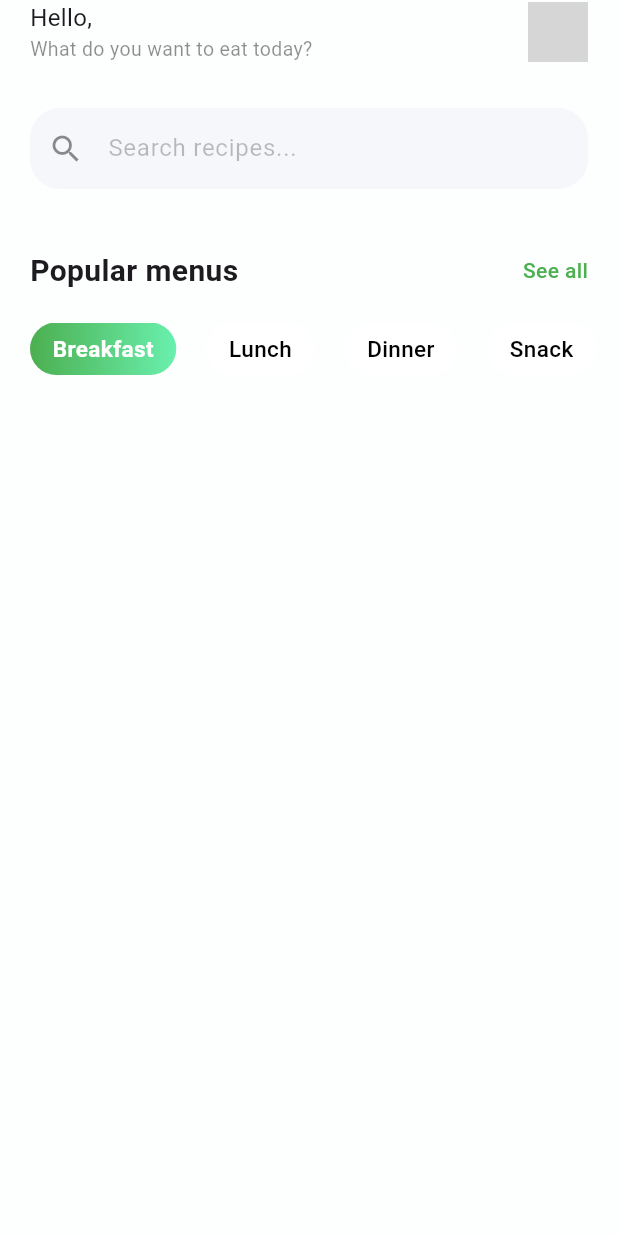
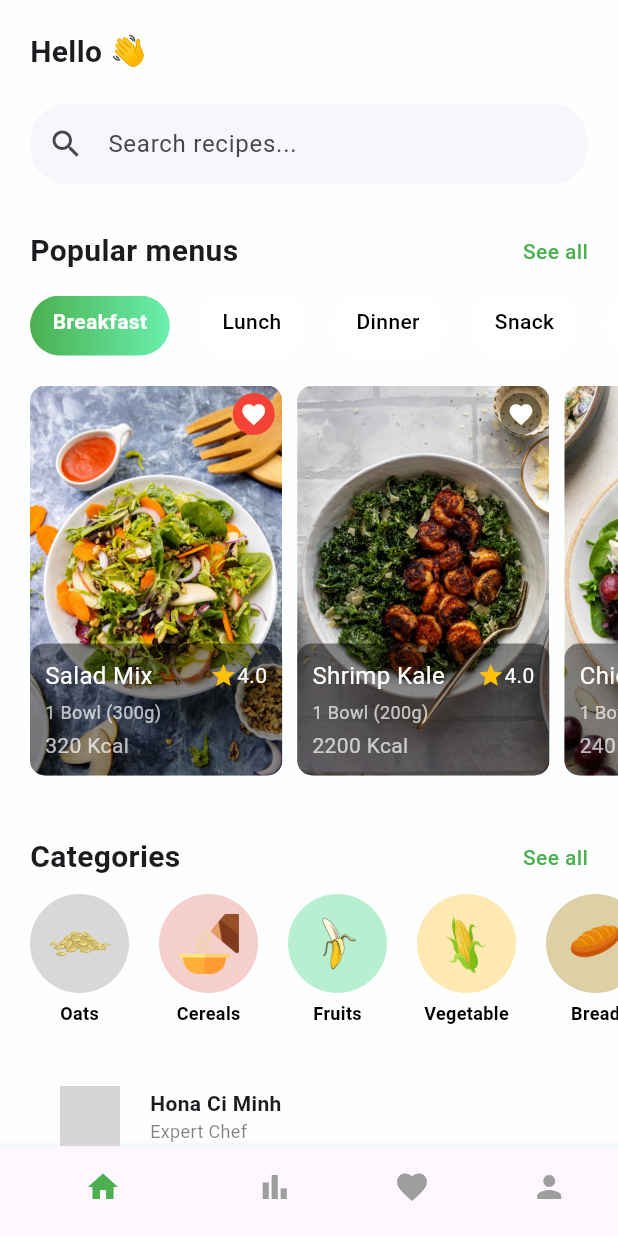
Before and after one commit to Mke5/FoodRecipe, a Flutter app: the screen it shows after launch, after a tap on "Get Started", on a phone screen of 412 x 824 dp. Run offline on Flutter 3.47's test engine with Material 3 defaults, Android fonts, the phone set to English and light mode, and no system bars; network calls fail; grey boxes are pictures that could not be loaded.

Commit message:
home screen update

```diff
--- a/lib/models/recipe_models.dart
+++ b/lib/models/recipe_models.dart
@@ -6,17 +6,17 @@ List<String> menuItems = [
   'Cheat Menu',
 ];
 
-class RecipeItems {
-  final String image, name, woner, wonerName, reviews;
+class RecipeModel {
+  final String image, name, owner, ownerName, reviews;
   final int carb;
   final double rate;
   final int calorie, fat, protein, weight;
   final bool fav;
 
-  RecipeItems({
+  RecipeModel({
     required this.image,
-    required this.wonerName,
-    required this.woner,
+    required this.ownerName,
+    required this.owner,
     required this.name,
     required this.fav,
     required this.reviews,
@@ -29,11 +29,11 @@ class RecipeItems {
   });
 }
 
-List<RecipeItems> recipeItems = [
-  RecipeItems(
-    woner:
+List<RecipeModel> recipeItems = [
+  RecipeModel(
+    owner:
         "https://www.befunky.com/images/wp/wp-2021-01-linkedin-profile-picture-after.jpg?auto=avif,webp&format=jpg&width=944",
-    wonerName: "Natasha Evelyn",
+    ownerName: "Natasha Evelyn",
     image: 'assets/food-recipe/sald-mix.png',
     name: 'Salad Mix',
     rate: 4,
@@ -45,10 +45,10 @@ List<RecipeItems> recipeItems = [
     fav: true,
     carb: 30,
   ),
-  RecipeItems(
-    woner:
+  RecipeModel(
+    owner:
         "https://plus.unsplash.com/premium_photo-1676660359316-273bb172a0df?fm=jpg&q=60&w=3000&ixlib=rb-4.0.3&ixid=M3wxMjA3fDB8MHxzZWFyY2h8MXx8d29tYW4lMjBwcm9maWxlfGVufDB8fDB8fHww",
-    wonerName: "Natasha Evelyn",
+    ownerName: "Natasha Evelyn",
     image: 'assets/food-recipe/Shrimp Kale.png',
     name: 'Shrimp Kale',
     rate: 4,
@@ -61,10 +61,10 @@ List<RecipeItems> recipeItems = [
     carb: 15,
   ),
 
-  RecipeItems(
-    woner:
+  RecipeModel(
+    owner:
         "https://img.freepik.com/free-photo/portrait-man-laughing_23-2148859448.jpg?size=338&ext=jpg&ga=GA1.1.1819120589.1728086400&semt=ais_hybrid",
-    wonerName: "",
+    ownerName: "",
     image: 'assets/food-recipe/ckicken-salad.png',
     name: 'Chicken Salad',
     rate: 4.3,
@@ -76,12 +76,12 @@ List<RecipeItems> recipeItems = [
     protein: 15,
     carb: 15,
   ),
-  RecipeItems(
+  RecipeModel(
     image: 'assets/food-recipe/mushroom salad.png',
     name: 'Mushroom salad',
     rate: 5.0,
-    wonerName: "Mr/Ms Mushroom",
-    woner:
+    ownerName: "Mr/Ms Mushroom",
+    owner:
         "https://expertphotography.b-cdn.net/wp-content/uploads/2018/10/cool-profile-pictures-retouching-1.jpg",
     fav: true,
     weight: 200,
@@ -91,31 +91,31 @@ List<RecipeItems> recipeItems = [
     protein: 15,
     carb: 15,
   ),
-  RecipeItems(
+  RecipeModel(
     image: 'assets/food-recipe/grilled-chicken-salad.jpg',
     name: 'Grilled Chicken Salad',
     rate: 4.5,
     fav: true,
-    woner:
+    ownerName: "Ramesh Shahi",
+    owner:
         "https://images.pexels.com/photos/697509/pexels-photo-697509.jpeg?cs=srgb&dl=pexels-andrewpersonaltraining-697509.jpg&fm=jpg",
     weight: 400,
     calorie: 420,
-    wonerName: "Ramesh Shahi",
     reviews: "50",
     fat: 50,
     protein: 30,
     carb: 15,
   ),
-  RecipeItems(
+  RecipeModel(
     image: 'assets/food-recipe/thai salad.png',
     name: 'Thai Salad',
     rate: 4.9,
     fav: false,
     reviews: '52',
-    wonerName: "Hari Prasad",
-    weight: 200,
-    calorie: 120,
-    woner:
+    ownerName: "Hari Prasad",
+    calorie: 450,
+    weight: 400,
+    owner:
         "https://encrypted-tbn0.gstatic.com/images?q=tbn:ANd9GcTvJaoIeJQU_V9rL_ZII61whWyqSFbmMgTgwQ&s",
     fat: 50,
     protein: 16,
--- a/lib/views/home_screen_recipe.dart
+++ b/lib/views/home_screen_recipe.dart
@@ -1,7 +1,12 @@
-import 'package:flutter/cupertino.dart';
 import 'package:flutter/material.dart';
 import 'package:foodrecipe/constants/constants.dart';
+import 'package:foodrecipe/models/categories_recipe.dart';
 import 'package:foodrecipe/models/recipe_models.dart';
+import 'package:foodrecipe/widgets/chef_card.dart';
+import 'package:foodrecipe/widgets/menu_selector.dart';
+import 'package:foodrecipe/widgets/recipe_card.dart';
+import 'package:foodrecipe/widgets/search_field.dart';
+import 'package:foodrecipe/widgets/section_header.dart';
 
 class HomeScreenRecipe extends StatefulWidget {
   const HomeScreenRecipe({super.key});
@@ -11,172 +16,128 @@ class HomeScreenRecipe extends StatefulWidget {
 }
 
 class _HomeScreenRecipeState extends State<HomeScreenRecipe> {
-  int selectedIndex = 0;
+  int selectedMenu = 0;
   int selectedPage = 0;
-  List<IconData> icons = [
-    Icons.home,
-    Icons.bar_chart_rounded,
-    Icons.favorite,
-    Icons.person_outline_rounded,
-  ];
+
   @override
   Widget build(BuildContext context) {
     return Scaffold(
       backgroundColor: recipeAppBackgroundColor,
+
       body: SafeArea(
-        child: Column(
+        child: ListView(
           children: [
-            headerParts(),
-            const SizedBox(height: 30),
-            searchField(),
-            const SizedBox(height: 40),
-            Padding(
-              padding: const EdgeInsets.symmetric(horizontal: 20),
-              child: Row(
-                mainAxisAlignment: MainAxisAlignment.spaceBetween,
-                children: [
-                  Text(
-                    "Popular menus",
-                    style: TextStyle(
-                      fontSize: 20,
-                      fontWeight: FontWeight.w600,
-                    ), // TextStyle
-                  ), //Text
-                  Text(
-                    "See all",
-                    style: TextStyle(
-                      fontSize: 14,
-                      color: Colors.green,
-                      fontWeight: FontWeight.w500,
-                    ), // TextStyle
-                  ), //Text
-                ],
-              ), // Row
-            ), // Padding
             const SizedBox(height: 20),
-            SingleChildScrollView(
-              scrollDirection: Axis.horizontal,
-              child: Row(
-                children: [
-                  ...List.generate(
-                    menuItems.length,
-                    (index) => Padding(
-                      padding: EdgeInsets.only(left: 20),
-                      child: GestureDetector(
-                        onTap: () {},
-                        child: Container(
-                          padding: EdgeInsets.symmetric(
-                            horizontal: 15,
-                            vertical: 7,
-                          ),
-                          decoration: BoxDecoration(
-                            borderRadius: BorderRadius.circular(20),
-                            gradient: LinearGradient(
-                              colors: [
-                                selectedIndex == index
-                                    ? Colors.green
-                                    : Colors.white,
-                                selectedIndex == index
-                                    ? Colors.greenAccent
-                                    : Colors.white,
-                              ],
-                            ), // LinearGradient
-                          ), // BoxDecoration
+
+            const Padding(
+              padding: EdgeInsets.symmetric(horizontal: 20),
               child: Text(
-                            menuItems[index],
-                            style: TextStyle(
-                              fontSize: 15,
-                              fontWeight: selectedIndex == index
-                                  ? FontWeight.bold
-                                  : FontWeight.w500,
-                              color: selectedIndex == index
-                                  ? Colors.white
-                                  : Colors.black,
+                "Hello 👋",
+                style: TextStyle(fontSize: 20, fontWeight: FontWeight.bold),
               ),
             ),
-                        ), // Container
-                      ), // GestureDetector
-                    ), // Padding
-                  ), // List.Generate
-                ],
-              ), // Row
-            ), // SingleChildScrollView
-          ],
-        ), // Column
-      ), // SafeArea
-    );
-  }
 
-  Padding searchField() {
-    return Padding(
-      padding: const EdgeInsets.symmetric(horizontal: 20),
-      child: Container(
-        decoration: BoxDecoration(
-          borderRadius: const BorderRadius.all(Radius.circular(20)),
-          color: searchBarColor,
+            const SizedBox(height: 20),
+
+            const SearchField(),
+
+            const SizedBox(height: 30),
+
+            const SectionHeader(title: "Popular menus"),
+
+            const SizedBox(height: 15),
+
+            MenuSelector(
+              selectedIndex: selectedMenu,
+              onTap: (index) {
+                setState(() {
+                  selectedMenu = index;
+                });
+              },
             ),
-        child: const TextField(
-          decoration: InputDecoration(
-            hintText: "Search recipes...",
-            hintStyle: TextStyle(color: Colors.black26),
-            contentPadding: EdgeInsets.symmetric(vertical: 15),
-            prefixIcon: Icon(Icons.search, color: Colors.black45),
-            border: InputBorder.none,
+
+            const SizedBox(height: 20),
+
+            SizedBox(
+              height: 260,
+              child: ListView.builder(
+                scrollDirection: Axis.horizontal,
+                itemCount: recipeItems.length,
+                itemBuilder: (context, index) {
+                  final recipe = recipeItems[index];
+
+                  return RecipeCard(recipe: recipe, index: index);
+                },
               ),
             ),
+
+            const SizedBox(height: 40),
+
+            const SectionHeader(title: "Categories"),
+
+            const SizedBox(height: 10),
+            categoryItems(),
+            const ChefCard(),
+          ],
+        ),
+      ),
+
+      bottomNavigationBar: BottomNavigationBar(
+        currentIndex: selectedPage,
+        onTap: (index) {
+          setState(() {
+            selectedPage = index;
+          });
+        },
+        selectedItemColor: Colors.green,
+        unselectedItemColor: Colors.grey,
+        showSelectedLabels: false,
+        showUnselectedLabels: false,
+        items: const [
+          BottomNavigationBarItem(icon: Icon(Icons.home), label: ""),
+          BottomNavigationBarItem(icon: Icon(Icons.bar_chart), label: ""),
+          BottomNavigationBarItem(icon: Icon(Icons.favorite), label: ""),
+          BottomNavigationBarItem(icon: Icon(Icons.person), label: ""),
+        ],
       ),
     );
   }
 
-  Padding headerParts() {
-    return Padding(
-      padding: const EdgeInsets.symmetric(horizontal: 20),
+  SingleChildScrollView categoryItems() {
+    return SingleChildScrollView(
+      scrollDirection: Axis.horizontal,
       child: Row(
+        children: List.generate(
+          recipeCategory.length,
+          (index) => Padding(
+            padding: index == 0
+                ? EdgeInsets.only(left: 20, right: 20)
+                : EdgeInsets.only(right: 20),
+            child: Column(
               children: [
-          const Expanded(
-            child: Text.rich(
-              TextSpan(
-                children: [
-                  TextSpan(text: "Hello, \n", style: TextStyle(fontSize: 16)),
-                  TextSpan(
-                    text: "What do you want to eat today?",
-                    style: TextStyle(fontSize: 13, color: Colors.black45),
+                CircleAvatar(
+                  radius: 33,
+                  backgroundColor: recipeCategory[index].color,
+                  child: Image.asset(
+                    recipeCategory[index].image,
+                    height: 40,
+                    width: 40,
                   ),
+                ), // CircleAvatar
+                SizedBox(height: 5),
+                Text(
+                  recipeCategory[index].name,
+                  style: TextStyle(
+                    fontSize: 12,
+                    fontWeight: FontWeight.bold,
+                    color: Colors.black,
+                  ), // TextStyle
+                ), // Text
               ],
+            ), // Column
+          ), // Padding
         ),
-            ),
-          ),
-          const SizedBox(width: 10),
-          Stack(
-            children: [
-              const CircleAvatar(
-                radius: 20,
-                backgroundColor: Colors.white,
-                backgroundImage: NetworkImage(
-                  "https://static.vecteezy.com/system/resources/thumbnails/032/176/191/small/business-avatar-profile-black-icon-man-of-user-symbol-in-trendy-flat-style-isolated-on-male-profile-people-diverse-face-for-social-network-or-web-vector.jpg",
-                ),
-              ),
-              const Positioned(
-                right: 1,
-                top: 1,
-                child: SizedBox(
-                  height: 9,
-                  width: 9,
-                  child: DecoratedBox(
-                    decoration: BoxDecoration(
-                      color: Colors.green,
-                      shape: BoxShape.circle,
-                      border: Border.fromBorderSide(
-                        BorderSide(color: Colors.white),
-                      ),
-                    ),
-                  ),
-                ),
-              ),
-            ],
-          ),
-        ],
-      ),
+      ), // Row
     );
   }
 }
--- a/lib/views/recipe_onboarding.dart
+++ b/lib/views/recipe_onboarding.dart
@@ -77,7 +77,7 @@ class _RecipeOnboardingScreenState extends State<RecipeOnboardingScreen> {
                       height: 55,
                       decoration: BoxDecoration(
                         borderRadius: BorderRadius.circular(10),
-                        gradient: gradientGreen, // from constants.dart
+                        gradient: gradientGreen,
                       ),
                       child: const Center(
                         child: Text(
--- /dev/null
+++ b/lib/widgets/chef_card.dart
@@ -0,0 +1,43 @@
+import 'package:flutter/material.dart';
+
+class ChefCard extends StatelessWidget {
+  const ChefCard({super.key});
+
+  @override
+  Widget build(BuildContext context) {
+    return Padding(
+      padding: const EdgeInsets.all(40),
+
+      child: Row(
+        children: [
+          const CircleAvatar(
+            radius: 20,
+            backgroundImage: NetworkImage(
+              "https://media.istockphoto.com/id/1213660289/photo/young-beautiful-chinese-chef-woman-wearing-cooker-uniform-and-hat-holding-tray-with-dome-with.jpg",
+            ),
+          ),
+
+          const SizedBox(width: 20),
+
+          Column(
+            crossAxisAlignment: CrossAxisAlignment.start,
+            children: [
+              const Text(
+                "Hona Ci Minh",
+                style: TextStyle(fontWeight: FontWeight.bold),
+              ),
+
+              Text(
+                "Expert Chef",
+                style: TextStyle(
+                  color: Colors.black.withOpacity(0.5),
+                  fontSize: 12,
+                ),
+              ),
+            ],
+          ),
+        ],
+      ),
+    );
+  }
+}
--- /dev/null
+++ b/lib/widgets/menu_selector.dart
@@ -0,0 +1,67 @@
+import 'package:flutter/material.dart';
+import 'package:foodrecipe/models/recipe_models.dart';
+
+class MenuSelector extends StatelessWidget {
+  final int selectedIndex;
+  final Function(int) onTap;
+
+  const MenuSelector({
+    super.key,
+    required this.selectedIndex,
+    required this.onTap,
+  });
+
+  @override
+  Widget build(BuildContext context) {
+    return SizedBox(
+      height: 40,
+
+      child: ListView.builder(
+        scrollDirection: Axis.horizontal,
+        itemCount: menuItems.length,
+
+        itemBuilder: (context, index) {
+          final isSelected = index == selectedIndex;
+
+          return Padding(
+            padding: EdgeInsets.only(
+              left: 20,
+              right: index == menuItems.length - 1 ? 20 : 0,
+            ),
+
+            child: GestureDetector(
+              onTap: () => onTap(index),
+
+              child: Container(
+                padding: const EdgeInsets.symmetric(
+                  horizontal: 15,
+                  vertical: 7,
+                ),
+
+                decoration: BoxDecoration(
+                  borderRadius: BorderRadius.circular(20),
+
+                  gradient: LinearGradient(
+                    colors: [
+                      isSelected ? Colors.green : Colors.white,
+                      isSelected ? Colors.greenAccent : Colors.white,
+                    ],
+                  ),
+                ),
+
+                child: Text(
+                  menuItems[index],
+
+                  style: TextStyle(
+                    fontWeight: isSelected ? FontWeight.bold : FontWeight.w500,
+                    color: isSelected ? Colors.white : Colors.black,
+                  ),
+                ),
+              ),
+            ),
+          );
+        },
+      ),
+    );
+  }
+}
--- /dev/null
+++ b/lib/widgets/recipe_card.dart
@@ -0,0 +1,103 @@
+import 'package:flutter/material.dart';
+import 'package:foodrecipe/models/recipe_models.dart';
+
+class RecipeCard extends StatelessWidget {
+  final RecipeModel recipe;
+  final int index;
+
+  const RecipeCard({super.key, required this.recipe, required this.index});
+
+  @override
+  Widget build(BuildContext context) {
+    return Padding(
+      padding: EdgeInsets.only(left: index == 0 ? 20 : 0, right: 10),
+
+      child: Container(
+        width: MediaQuery.of(context).size.width / 2.45,
+        decoration: BoxDecoration(
+          borderRadius: BorderRadius.circular(10),
+
+          image: DecorationImage(
+            image: AssetImage(recipe.image),
+            fit: BoxFit.cover,
+          ),
+        ),
+
+        child: Column(
+          children: [
+            Align(
+              alignment: Alignment.topRight,
+              child: Container(
+                margin: const EdgeInsets.all(5),
+                padding: const EdgeInsets.all(5),
+                decoration: BoxDecoration(
+                  color: recipe.fav ? Colors.red : Colors.black45,
+                  shape: BoxShape.circle,
+                ),
+                child: const Icon(
+                  Icons.favorite,
+                  color: Colors.white,
+                  size: 18,
+                ),
+              ),
+            ),
+
+            const Spacer(),
+
+            Container(
+              padding: const EdgeInsets.all(10),
+              decoration: BoxDecoration(
+                color: Colors.black45,
+                borderRadius: BorderRadius.circular(10),
+              ),
+
+              child: Column(
+                crossAxisAlignment: CrossAxisAlignment.start,
+                children: [
+                  Row(
+                    children: [
+                      Expanded(
+                        child: Text(
+                          recipe.name,
+                          maxLines: 1,
+                          style: const TextStyle(
+                            color: Colors.white,
+                            fontSize: 16,
+                          ),
+                        ),
+                      ),
+
+                      Row(
+                        children: [
+                          const Icon(Icons.star, size: 18, color: Colors.amber),
+                          Text(
+                            "${recipe.rate}",
+                            style: const TextStyle(color: Colors.white),
+                          ),
+                        ],
+                      ),
+                    ],
+                  ),
+
+                  const SizedBox(height: 4),
+
+                  Text(
+                    "1 Bowl (${recipe.weight}g)",
+                    style: const TextStyle(color: Colors.white70, fontSize: 12),
+                  ),
+
+                  const SizedBox(height: 4),
+
+                  Text(
+                    "${recipe.calorie} Kcal",
+                    style: const TextStyle(color: Colors.white70),
+                  ),
+                ],
+              ),
+            ),
+          ],
+        ),
+      ),
+    );
+  }
+}
--- /dev/null
+++ b/lib/widgets/search_field.dart
@@ -0,0 +1,29 @@
+import 'package:flutter/material.dart';
+import 'package:foodrecipe/constants/constants.dart';
+
+class SearchField extends StatelessWidget {
+  const SearchField({super.key});
+
+  @override
+  Widget build(BuildContext context) {
+    return Padding(
+      padding: const EdgeInsets.symmetric(horizontal: 20),
+
+      child: Container(
+        decoration: BoxDecoration(
+          color: searchBarColor,
+          borderRadius: BorderRadius.circular(25),
+        ),
+
+        child: const TextField(
+          decoration: InputDecoration(
+            hintText: "Search recipes...",
+            border: InputBorder.none,
+            prefixIcon: Icon(Icons.search),
+            contentPadding: EdgeInsets.symmetric(vertical: 15),
+          ),
+        ),
+      ),
+    );
+  }
+}
--- /dev/null
+++ b/lib/widgets/section_header.dart
@@ -0,0 +1,35 @@
+import 'package:flutter/material.dart';
+
+class SectionHeader extends StatelessWidget {
+  final String title;
+  final VoidCallback? onSeeAll;
+
+  const SectionHeader({super.key, required this.title, this.onSeeAll});
+
+  @override
+  Widget build(BuildContext context) {
+    return Padding(
+      padding: const EdgeInsets.symmetric(horizontal: 20),
+      child: Row(
+        mainAxisAlignment: MainAxisAlignment.spaceBetween,
+        children: [
+          Text(
+            title,
+            style: const TextStyle(fontSize: 20, fontWeight: FontWeight.w600),
+          ),
+          GestureDetector(
+            onTap: onSeeAll,
+            child: const Text(
+              "See all",
+              style: TextStyle(
+                fontSize: 14,
+                color: Colors.green,
+                fontWeight: FontWeight.w500,
+              ),
+            ),
+          ),
+        ],
+      ),
+    );
+  }
+}
```
Lines whose indentation alone changed are shown as unchanged.
